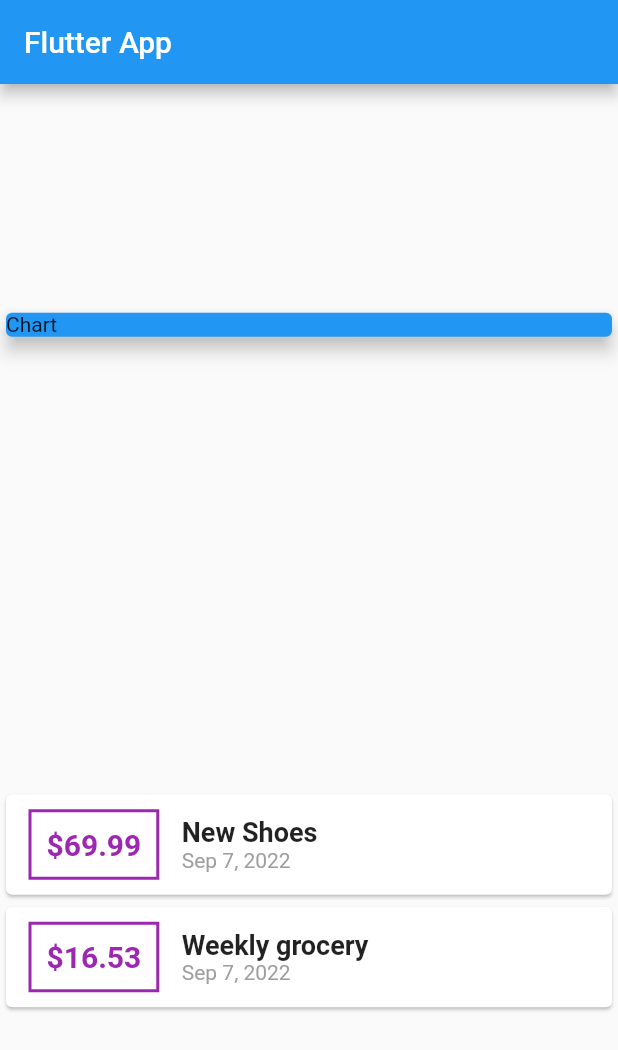
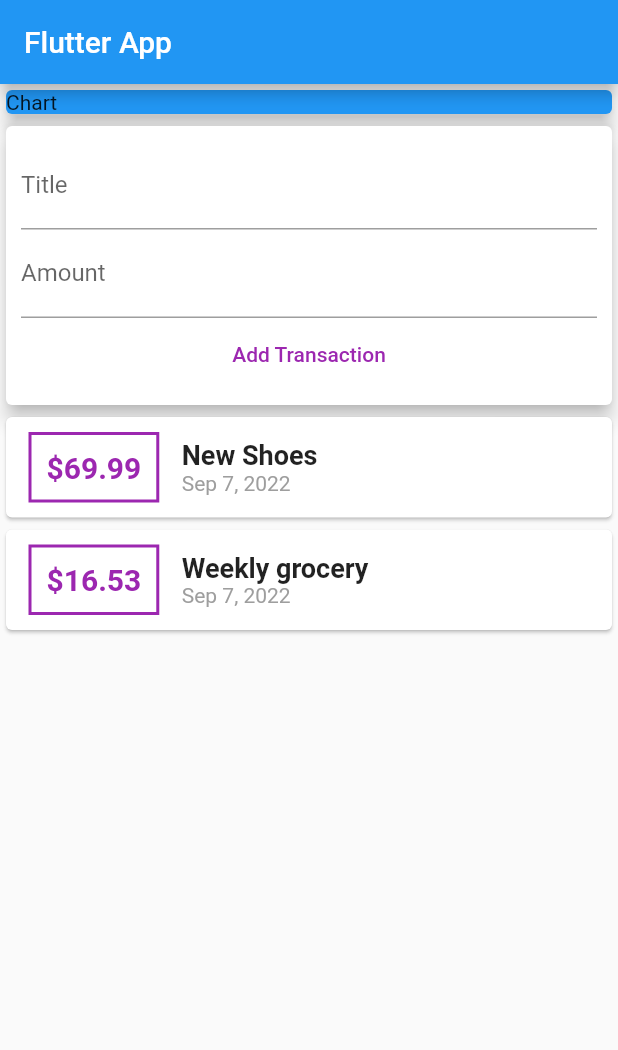
Before and after one commit to ArslanAshraf462/ExpensePlanner, a Flutter app: the screen it shows after launch, on a phone screen of 412 x 824 dp. Shown: the top 1050 px of the screen. Run offline on Flutter 3.47's test engine with Material 2 defaults, Android fonts, the phone set to English and light mode, and no system bars.

Commit message:
Fetching user input

```diff
--- a/lib/main.dart
+++ b/lib/main.dart
@@ -34,6 +34,8 @@ class MyHomePage extends StatelessWidget {
       date: DateTime.now(),
       ),
   ];
+  String? titleInput;
+  String? amountInput;
   @override
   Widget build(BuildContext context) {
     return Scaffold(
@@ -41,7 +43,7 @@ class MyHomePage extends StatelessWidget {
         title: Text('Flutter App'),
       ),
       body: Column(
-        mainAxisAlignment: MainAxisAlignment.spaceAround,
+        //mainAxisAlignment: MainAxisAlignment.start,
         crossAxisAlignment: CrossAxisAlignment.stretch,
         children: [
           Container(
@@ -50,6 +52,41 @@ class MyHomePage extends StatelessWidget {
               color: Colors.blue,
               child: Text('Chart'),
               elevation: 5,
+            ),
+          ),
+          Card(
+            elevation: 5.0,
+            child: Container(
+              padding: EdgeInsets.all(10.0),
+              child: Column(
+                mainAxisAlignment: MainAxisAlignment.end,
+                children: [
+                  TextField(
+                    decoration: InputDecoration(
+                      labelText: 'Title',
+                    ),
+                    onChanged: (value) {
+                      titleInput = value;
+                    },
+                  ),
+                  TextField(
+                    decoration: InputDecoration(
+                      labelText: 'Amount',
+                    ),
+                    onChanged: (value) {
+                      amountInput = value;
+                    },
+                  ),
+                  TextButton(
+                    onPressed: (){
+                      print(titleInput);
+                      print(amountInput);
+                    },
+                    style: ButtonStyle(foregroundColor: MaterialStateProperty.all(Colors.purple)),
+                  child: Text('Add Transaction'),
+                  ),
+                ],
+              ),
             ),
           ),
           Column(
```
